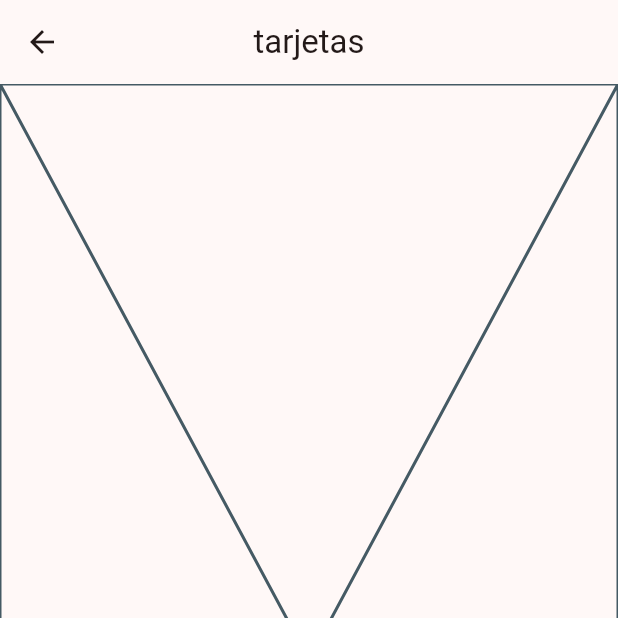
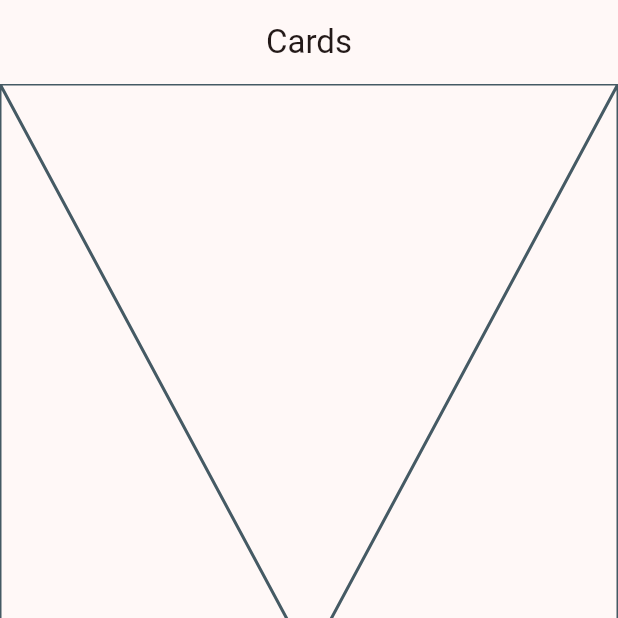
Before and after one commit to Artag-Chris/widgetapp, a Flutter app: the CardsScreen screen opened by its route, on a phone screen of 412 x 824 dp, the top half of it. Run offline on Flutter 3.47's test engine with Material 3 defaults, Android fonts, the phone set to English and light mode, and no system bars; our stand-ins replace go_router.

Commit message:
go rauter implemented

```diff
--- /dev/null
+++ b/lib/config/router/app_router.dart
@@ -0,0 +1,28 @@
+import 'package:go_router/go_router.dart';
+import 'package:widgetapp/presentation/screens/screens.dart';
+//import 'package:widgets_app/presentation/screens/screens.dart';
+
+// GoRouter configuration
+final appRouter = GoRouter(
+  initialLocation: '/',
+  routes: [
+
+    GoRoute(
+      path: '/',
+
+      builder: (context, state) => const HomeScreen(),
+    ),
+
+    GoRoute(
+      path: '/botones',
+
+      builder: (context, state) => const ButtonsScreen(),
+    ),
+
+    GoRoute(
+      path: '/cards',
+
+      builder: (context, state) => const CardsScreen(),
+    ),
+  ],
+);
--- a/lib/config/theme/menu/menu_items.dart
+++ b/lib/config/theme/menu/menu_items.dart
@@ -24,7 +24,7 @@ MenuItem(title: "Botones",
 
  MenuItem(title: "Tarjetas",
  subtitle: "Un Contenedor estilizado",
- link: "/card",
+ link: "/Cards",
  icon: Icons.credit_card),
 
 
--- a/lib/presentation/screens/cards/card_screen.dart
+++ b/lib/presentation/screens/cards/cards_screen.dart
@@ -1,16 +1,13 @@
 import 'package:flutter/material.dart';
 
-
-class CardsScreen
- extends StatelessWidget {
-  const CardsScreen
-  ({super.key});
+class CardsScreen extends StatelessWidget {
+  const CardsScreen({super.key});
 
   @override
   Widget build(BuildContext context) {
     return Scaffold(
       appBar: AppBar(
-        title: const Text('tarjetas'),
+        title: const Text('Cards'),
       ),
       body: const Placeholder(),
     );
--- a/lib/presentation/screens/home/home_screen.dart
+++ b/lib/presentation/screens/home/home_screen.dart
@@ -1,6 +1,7 @@
 import 'package:flutter/material.dart';
+import 'package:go_router/go_router.dart';
 import 'package:widgetapp/config/theme/menu/menu_items.dart';
-import 'package:widgetapp/presentation/screens/buttons/buttons_screen.dart';
+//import 'package:widgetapp/presentation/screens/buttons/buttons_screen.dart';
 
 class HomeScreen extends StatelessWidget {
   const HomeScreen({super.key});
@@ -59,7 +60,8 @@ class _CustomListTitle extends StatelessWidget {
           ),
         );*/
 
-        Navigator.pushNamed(context, menuItem.link);
+       // Navigator.pushNamed(context, menuItem.link);
+       context.push(menuItem.link);
       },
     );
   }
--- /dev/null
+++ b/lib/presentation/screens/screens.dart
@@ -0,0 +1,3 @@
+export 'package:widgetapp/presentation/screens/buttons/buttons_screen.dart';
+export 'package:widgetapp/presentation/screens/cards/cards_screen.dart';
+export 'package:widgetapp/presentation/screens/home/home_screen.dart';
--- a/pubspec.yaml
+++ b/pubspec.yaml
@@ -9,11 +9,12 @@ environment:
 dependencies:
   flutter:
     sdk: flutter
+  go_router: ^13.1.0
 
 dev_dependencies:
+  flutter_lints: ^2.0.0
   flutter_test:
     sdk: flutter
-  flutter_lints: ^2.0.0
 
 flutter:
   uses-material-design: true
```
Also changed, not shown: lib/main.dart (+4 -9 lines), lib/presentation/screens/buttons/buttons_screen.dart (+2 -5 lines), pubspec.lock.
